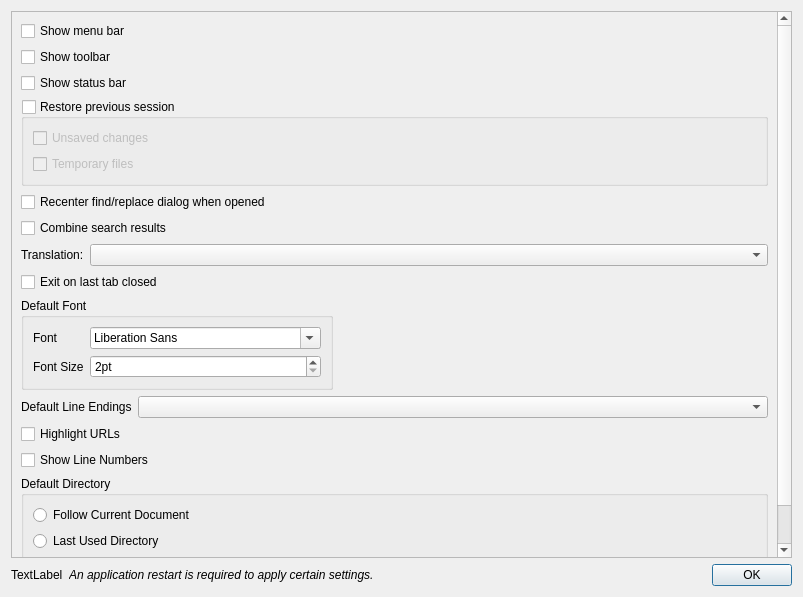
This is src/dialogs/PreferencesDialog.ui in dail8859/NotepadNext as Qt 5 draws it before an edit. The edited form follows.
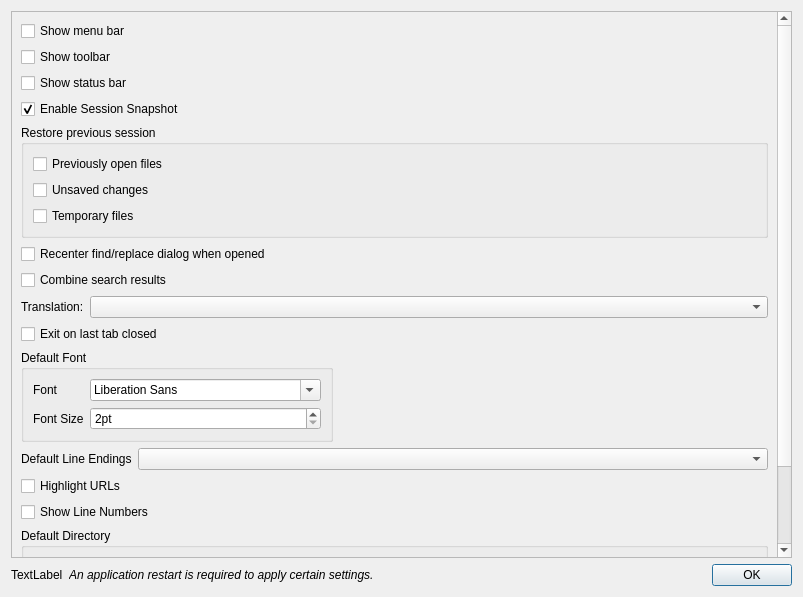
This is the edited form.

Commit message: Add session snapshot feature to preserve unsaved files on exit

Diff of the .ui file:
```diff
--- a/src/dialogs/PreferencesDialog.ui
+++ b/src/dialogs/PreferencesDialog.ui
@@ -52,18 +52,29 @@
            </property>
           </widget>
          </item>
+         <item>
+          <widget class="QCheckBox" name="checkBoxSessionSnapshot">
+           <property name="text">
+            <string>Enable Session Snapshot</string>
+           </property>
+           <property name="checked">
+            <bool>true</bool>
+           </property>
+          </widget>
+         </item>
          <item>
           <widget class="QGroupBox" name="gbxRestorePreviousSession">
            <property name="title">
             <string>Restore previous session</string>
            </property>
-           <property name="checkable">
-            <bool>true</bool>
-           </property>
-           <property name="checked">
-            <bool>false</bool>
-           </property>
            <layout class="QVBoxLayout" name="verticalLayout_3">
+            <item>
+             <widget class="QCheckBox" name="checkBoxRestorePreviousSession">
+              <property name="text">
+               <string>Previously open files</string>
+              </property>
+             </widget>
+            </item>
             <item>
              <widget class="QCheckBox" name="checkBoxUnsavedFiles">
               <property name="text">
```
The commit also changes 5 other files.
